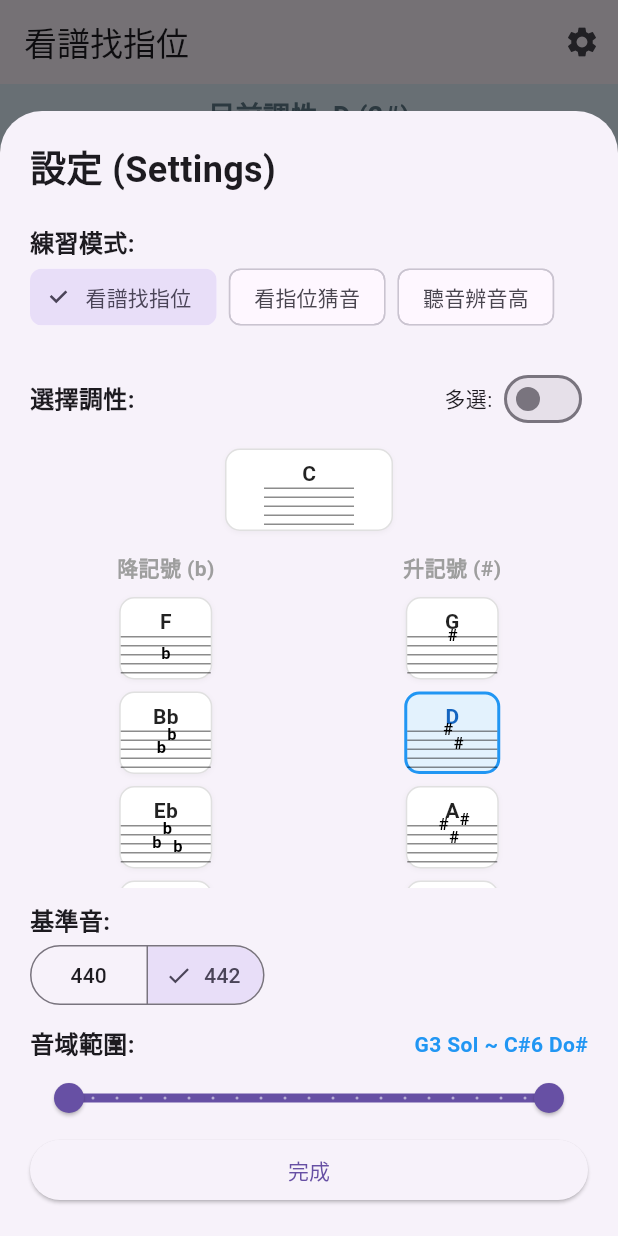
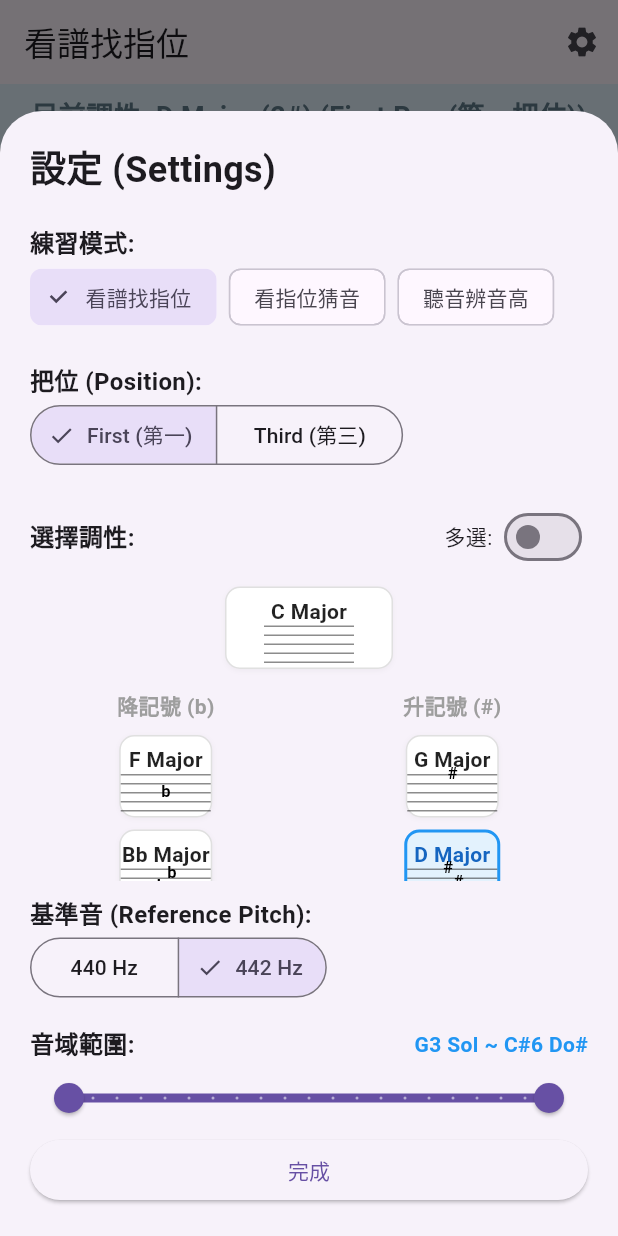
Before and after one commit to Wilson-TKU/violin_pitch_trainer, a Flutter app: the screen it shows after launch, after a tap on the "settings" icon, on a phone screen of 412 x 824 dp. Run offline on Flutter 3.47's test engine with Material 3 defaults, Android fonts, the phone set to English and light mode, and no system bars; our stand-ins replace audioplayers.

Commit message:
feat: add violin third position

```diff
--- a/lib/main.dart
+++ b/lib/main.dart
@@ -30,12 +30,13 @@ class _ViolinAppState extends State<ViolinApp> {
   bool _isAnswerVisible = false;
 
   // --- 設定變數 ---
+  // [修正] 預設為 442Hz (你可以隨時改為 440.0)
   double _referencePitch = 442.0;
-  // 預設單選 D 大調
   Set<MusicalKey> _selectedKeys = {MusicalKey.D_Major};
   bool _isMultiSelectMode = false;
 
   MusicalKey _currentQuestionKey = MusicalKey.D_Major;
+  ViolinPosition _currentPosition = ViolinPosition.first;
 
   PracticeMode _practiceMode = PracticeMode.staffToFinger;
   RangeValues _rangePercent = const RangeValues(0.0, 1.0);
@@ -55,10 +56,9 @@ class _ViolinAppState extends State<ViolinApp> {
     List<MusicalKey> availableKeys = _selectedKeys.toList();
     _currentQuestionKey = availableKeys[_rng.nextInt(availableKeys.length)];
 
-    // 2. 根據該調性過濾題目 (使用 scale_data.dart 中的資料)
+    // 2. 根據該調性過濾題目
     Set<String> validBaseNames = keyNotesMap[_currentQuestionKey] ?? {};
     List<ViolinNote> validNotes = allNotes.where((note) {
-      // 處理特殊等音情況
       if (_currentQuestionKey == MusicalKey.F_Sharp_Major &&
           note.baseName == 'F')
         return true;
@@ -89,8 +89,10 @@ class _ViolinAppState extends State<ViolinApp> {
       _isAnswerVisible = false;
     });
 
-    // 4. 播放聲音 (使用 audio_gen.dart)
+    // 4. [修正] 播放聲音時，應用基準音計算 (440 vs 442)
+    // 公式: 目標頻率 = 標準頻率 * (設定基準 / 440)
     double adjustedFrequency = note.frequency * (_referencePitch / 440.0);
+
     final Uint8List wavBytes = ToneGenerator.generateSineWave(
       frequency: adjustedFrequency,
       durationMs: 1500,
@@ -134,7 +136,6 @@ class _ViolinAppState extends State<ViolinApp> {
       builder: (context) {
         return StatefulBuilder(
           builder: (BuildContext context, StateSetter setModalState) {
-            // 計算範圍顯示文字
             int total = allNotes.length;
             int sIdx = (_rangePercent.start * (total - 1)).round();
             int eIdx = (_rangePercent.end * (total - 1)).round();
@@ -181,7 +182,31 @@ class _ViolinAppState extends State<ViolinApp> {
                   ),
                   const SizedBox(height: 20),
 
-                  // 2. 調性選擇
+                  // 2. 把位選擇
+                  const Text(
+                    "把位 (Position):",
+                    style: TextStyle(fontSize: 16, fontWeight: FontWeight.bold),
+                  ),
+                  SegmentedButton<ViolinPosition>(
+                    segments: const [
+                      ButtonSegment(
+                        value: ViolinPosition.first,
+                        label: Text("First (第一)"),
+                      ),
+                      ButtonSegment(
+                        value: ViolinPosition.third,
+                        label: Text("Third (第三)"),
+                      ),
+                    ],
+                    selected: {_currentPosition},
+                    onSelectionChanged: (newVal) {
+                      setModalState(() => _currentPosition = newVal.first);
+                      setState(() => _currentPosition = newVal.first);
+                    },
+                  ),
+                  const SizedBox(height: 20),
+
+                  // 3. 調性選擇
                   Row(
                     mainAxisAlignment: MainAxisAlignment.spaceBetween,
                     children: [
@@ -228,7 +253,6 @@ class _ViolinAppState extends State<ViolinApp> {
 
                   const SizedBox(height: 5),
 
-                  // 調性按鈕佈局 (C置中，左降右升)
                   Expanded(
                     child: SingleChildScrollView(
                       child: Column(
@@ -340,23 +364,24 @@ class _ViolinAppState extends State<ViolinApp> {
 
                   const SizedBox(height: 10),
 
-                  // 3. 基準音與範圍
+                  // 4. [修正] 基準音選擇 (加回來了!)
                   const Text(
-                    "基準音:",
+                    "基準音 (Reference Pitch):",
                     style: TextStyle(fontSize: 16, fontWeight: FontWeight.bold),
                   ),
                   SegmentedButton<double>(
                     segments: const [
-                      ButtonSegment(value: 440.0, label: Text("440")),
-                      ButtonSegment(value: 442.0, label: Text("442")),
+                      ButtonSegment(value: 440.0, label: Text("440 Hz")),
+                      ButtonSegment(value: 442.0, label: Text("442 Hz")),
                     ],
                     selected: {_referencePitch},
                     onSelectionChanged: (newVal) {
                       setModalState(() => _referencePitch = newVal.first);
+                      // 注意：這裡只更新變數，不會馬上重播，下一題生效
                       setState(() {});
                     },
                   ),
-                  const SizedBox(height: 10),
+                  const SizedBox(height: 15),
 
                   Row(
                     mainAxisAlignment: MainAxisAlignment.spaceBetween,
@@ -403,7 +428,6 @@ class _ViolinAppState extends State<ViolinApp> {
     );
   }
 
-  // 建立調性選擇按鈕 Widget
   Widget _buildKeyButton(MusicalKey key, StateSetter setModalState) {
     bool isSelected = _selectedKeys.contains(key);
 
@@ -453,7 +477,6 @@ class _ViolinAppState extends State<ViolinApp> {
               ),
             ),
             const SizedBox(height: 2),
-            // 使用 widgets/painters.dart 中的 KeySignaturePainter
             CustomPaint(
               size: const Size(60, 20),
               painter: KeySignaturePainter(accidentals: key.accidentals),
@@ -506,14 +529,13 @@ class _ViolinAppState extends State<ViolinApp> {
       ),
       body: Column(
         children: [
-          // 頂部資訊列
           Container(
             width: double.infinity,
             color: Colors.blue[50],
             padding: const EdgeInsets.symmetric(vertical: 8),
             alignment: Alignment.center,
             child: Text(
-              "目前調性: $labelText",
+              "目前調性: $labelText (${_currentPosition.label})",
               style: const TextStyle(
                 fontSize: 18,
                 fontWeight: FontWeight.bold,
@@ -522,7 +544,6 @@ class _ViolinAppState extends State<ViolinApp> {
             ),
           ),
 
-          // 1. 五線譜區域
           Expanded(
             flex: 35,
             child: Container(
@@ -533,7 +554,6 @@ class _ViolinAppState extends State<ViolinApp> {
                 children: [
                   CustomPaint(
                     size: Size.infinite,
-                    // 使用 widgets/painters.dart 中的 StaffPainter
                     painter: StaffPainter(
                       noteIndex: showStaff ? _currentNote?.staffIndex : null,
                       keySignature: _currentQuestionKey,
@@ -552,12 +572,10 @@ class _ViolinAppState extends State<ViolinApp> {
 
           const Divider(height: 1, thickness: 1),
 
-          // 2. 下半部區域
           Expanded(
             flex: 65,
             child: Row(
               children: [
-                // 指板
                 Expanded(
                   flex: 6,
                   child: Container(
@@ -571,12 +589,12 @@ class _ViolinAppState extends State<ViolinApp> {
                       children: [
                         CustomPaint(
                           size: Size.infinite,
-                          // 使用 widgets/painters.dart 中的 ViolinFingerboardPainter
                           painter: ViolinFingerboardPainter(
                             targetNote: showFingerboardAnswer
                                 ? _currentNote
                                 : null,
                             currentKey: _currentQuestionKey,
+                            currentPosition: _currentPosition,
                           ),
                         ),
                         if (_practiceMode == PracticeMode.staffToFinger &&
@@ -600,7 +618,6 @@ class _ViolinAppState extends State<ViolinApp> {
                   ),
                 ),
 
-                // 操作按鈕與資訊
                 Expanded(
                   flex: 4,
                   child: Container(
--- a/lib/models/note.dart
+++ b/lib/models/note.dart
@@ -2,22 +2,33 @@ enum ViolinString { G, D, A, E }
 
 enum PracticeMode { staffToFinger, fingerToStaff, earTraining }
 
+// [NEW] 新增把位定義
+enum ViolinPosition {
+  first("First Pos (第一把位)"),
+  third("Third Pos (第三把位)");
+
+  final String label;
+  const ViolinPosition(this.label);
+}
+
+// ... (MusicalKey 和 ViolinNote 保持不變，可以直接保留你原本的內容)
+// 為確保完整性，若你需要可再次貼上，否則保留原檔即可。
 enum MusicalKey {
-  C_Major("C", 0),
-  G_Major("G", 1),
-  D_Major("D", 2),
-  A_Major("A", 3),
-  E_Major("E", 4),
-  B_Major("B", 5),
-  F_Sharp_Major("F#", 6),
-  C_Sharp_Major("C#", 7),
-  F_Major("F", -1),
-  Bb_Major("Bb", -2),
-  Eb_Major("Eb", -3),
-  Ab_Major("Ab", -4),
-  Db_Major("Db", -5),
-  Gb_Major("Gb", -6),
-  Cb_Major("Cb", -7);
+  C_Major("C Major", 0),
+  G_Major("G Major", 1),
+  D_Major("D Major", 2),
+  A_Major("A Major", 3),
+  E_Major("E Major", 4),
+  B_Major("B Major", 5),
+  F_Sharp_Major("F# Major", 6),
+  C_Sharp_Major("C# Major", 7),
+  F_Major("F Major", -1),
+  Bb_Major("Bb Major", -2),
+  Eb_Major("Eb Major", -3),
+  Ab_Major("Ab Major", -4),
+  Db_Major("Db Major", -5),
+  Gb_Major("Gb Major", -6),
+  Cb_Major("Cb Major", -7);
 
   final String label;
   final int accidentals;
--- /dev/null
+++ b/lib/utils/violin_logic.dart
@@ -0,0 +1,99 @@
+import 'dart:math';
+import '../models/note.dart';
+import '../models/scale_data.dart'; // 確保能讀取到 allNotes
+
+class ViolinLogic {
+  static const double openStringLength = 325.0; // 有效弦長 (mm)
+  static const List<double> openFreqs = [
+    196.00,
+    293.66,
+    440.00,
+    659.25,
+  ]; // G, D, A, E
+
+  /// 計算物理距離 (mm)
+  static double calculatePositionMm(int semitonesFromOpen) {
+    if (semitonesFromOpen <= 0) return -12.0;
+    return openStringLength * (1 - 1 / pow(2, semitonesFromOpen / 12.0));
+  }
+
+  /// [NEW] 根據把位，決定要繪製的半音範圍
+  /// 第一把位：畫 0~8 (空弦到小指)
+  /// 第三把位：畫 4~13 (從第一把位的3指位置開始畫)
+  static ({int start, int end}) getScanRange(ViolinPosition pos) {
+    switch (pos) {
+      case ViolinPosition.first:
+        return (start: 0, end: 8);
+      case ViolinPosition.third:
+        return (start: 4, end: 13);
+    }
+  }
+
+  /// [NEW] 根據把位，計算指法數字 (1, 2, 3, 4)
+  static int calcFingerNum(int semitones, ViolinPosition pos) {
+    if (semitones == 0) return 0; // 空弦
+
+    if (pos == ViolinPosition.first) {
+      // --- 第一把位邏輯 ---
+      if (semitones <= 2) return 1; // 1-2半音 -> 1指
+      if (semitones <= 4) return 2; // 3-4半音 -> 2指
+      if (semitones <= 6) return 3; // 5-6半音 -> 3指
+      return 4; // 7-8半音 -> 4指
+    } else {
+      // --- 第三把位邏輯 ---
+      // 基準點上移：原本第5半音的位置變成1指
+      // 公式：相對位置 = 絕對半音 - 4
+      int relative = semitones - 4;
+
+      if (relative <= 0) return 1; // 延伸指
+      if (relative <= 2) return 1;
+      if (relative <= 4) return 2;
+      if (relative <= 6) return 3;
+      return 4;
+    }
+  }
+
+  /// 分析頻率對應的音
+  static ({ViolinNote? note, bool isInKey, int semitones}) analyzeFrequency(
+    double freq,
+    int stringIdx,
+    MusicalKey currentKey,
+  ) {
+    double openFreq = openFreqs[stringIdx];
+    if (freq < openFreq * 0.98)
+      return (note: null, isInKey: false, semitones: -1);
+
+    double ratio = freq / openFreq;
+    double semitonesFloat = (log(ratio) / log(2) * 12);
+    int semitones = semitonesFloat.round();
+
+    ViolinNote? foundNote;
+    for (var n in allNotes) {
+      if ((n.frequency - freq).abs() < 1.0) {
+        foundNote = n;
+        break;
+      }
+    }
+
+    if (foundNote == null)
+      return (note: null, isInKey: false, semitones: semitones);
+
+    bool isInKey = false;
+    Set<String> validBaseNames = keyNotesMap[currentKey] ?? {};
+
+    if (validBaseNames.contains(foundNote.baseName)) {
+      isInKey = true;
+    } else {
+      if (currentKey == MusicalKey.F_Sharp_Major && foundNote.baseName == 'F')
+        isInKey = true;
+      if (currentKey == MusicalKey.C_Sharp_Major &&
+          (foundNote.baseName == 'F' || foundNote.baseName == 'C'))
+        isInKey = true;
+      if (currentKey == MusicalKey.Cb_Major &&
+          (foundNote.baseName == 'B' || foundNote.baseName == 'E'))
+        isInKey = true;
+    }
+
+    return (note: foundNote, isInKey: isInKey, semitones: semitones);
+  }
+}
--- a/lib/widgets/painters.dart
+++ b/lib/widgets/painters.dart
@@ -1,7 +1,7 @@
-import 'dart:math';
+import 'dart:math'; // [修正] 補上這行，才能使用 pow
 import 'package:flutter/material.dart';
 import '../models/note.dart';
-import '../models/scale_data.dart'; // 需要引用 allNotes
+import '../utils/violin_logic.dart';
 
 // --- 迷你調號繪圖器 ---
 class KeySignaturePainter extends CustomPainter {
@@ -90,6 +90,7 @@ class StaffPainter extends CustomPainter {
 
     List<int> sharpIndices = [8, 5, 9, 6, 3, 7, 4];
     List<int> flatIndices = [4, 7, 3, 6, 2, 5, 1];
+
     List<int> indicesToDraw = isSharp ? sharpIndices : flatIndices;
     String symbol = isSharp ? "#" : "b";
 
@@ -153,69 +154,15 @@ class StaffPainter extends CustomPainter {
 class ViolinFingerboardPainter extends CustomPainter {
   final ViolinNote? targetNote;
   final MusicalKey currentKey;
+  final ViolinPosition currentPosition;
 
-  ViolinFingerboardPainter({this.targetNote, required this.currentKey});
+  ViolinFingerboardPainter({
+    this.targetNote,
+    required this.currentKey,
+    this.currentPosition = ViolinPosition.first,
+  });
 
-  final double openStringLength = 325.0;
-  final List<double> openFreqs = [196.00, 293.66, 440.00, 659.25];
   final List<String> stringNames = ["G", "D", "A", "E"];
-
-  // 之後這部分邏輯會被移到 utils/violin_logic.dart
-  double _calculatePosition(int semitonesFromOpen) {
-    if (semitonesFromOpen <= 0) return -12;
-    return openStringLength * (1 - 1 / pow(2, semitonesFromOpen / 12.0));
-  }
-
-  // 之後這部分邏輯會被移到 utils/violin_logic.dart
-  ({ViolinNote? note, bool isInKey, int semitones}) _analyzeFrequency(
-    double freq,
-    int stringIdx,
-  ) {
-    double openFreq = openFreqs[stringIdx];
-    if (freq < openFreq * 0.98)
-      return (note: null, isInKey: false, semitones: -1);
-
-    double ratio = freq / openFreq;
-    double semitonesFloat = (log(ratio) / log(2) * 12);
-    int semitones = semitonesFloat.round();
-    if (semitones > 8) return (note: null, isInKey: false, semitones: -1);
-
-    ViolinNote? foundNote;
-    for (var n in allNotes) {
-      if ((n.frequency - freq).abs() < 1.0) {
-        foundNote = n;
-        break;
-      }
-    }
-
-    if (foundNote == null)
-      return (note: null, isInKey: false, semitones: semitones);
-
-    bool isInKey = false;
-    Set<String> validBaseNames = keyNotesMap[currentKey] ?? {};
-    if (validBaseNames.contains(foundNote.baseName)) {
-      isInKey = true;
-    } else {
-      if (currentKey == MusicalKey.F_Sharp_Major && foundNote.baseName == 'F')
-        isInKey = true;
-      if (currentKey == MusicalKey.C_Sharp_Major &&
-          (foundNote.baseName == 'F' || foundNote.baseName == 'C'))
-        isInKey = true;
-      if (currentKey == MusicalKey.Cb_Major &&
-          (foundNote.baseName == 'B' || foundNote.baseName == 'E'))
-        isInKey = true;
-    }
-
-    return (note: foundNote, isInKey: isInKey, semitones: semitones);
-  }
-
-  int _calcFingerNum(int semitones) {
-    if (semitones == 0) return 0;
-    if (semitones <= 2) return 1;
-    if (semitones <= 4) return 2;
-    if (semitones <= 6) return 3;
-    return 4;
-  }
 
   @override
   void paint(Canvas canvas, Size size) {
@@ -236,6 +183,7 @@ class ViolinFingerboardPainter extends CustomPainter {
       ..color = Colors.white
       ..strokeWidth = 3.0;
 
+    // 背景指板
     Path boardPath = Path();
     double topWidth = size.width * 0.65;
     double bottomWidth = size.width * 0.85;
@@ -257,27 +205,40 @@ class ViolinFingerboardPainter extends CustomPainter {
 
     double stringSpacing = topWidth / 4;
     double firstStringX = startX + (topWidth - stringSpacing * 3) / 2;
-    double pixelPerMm = (size.height - nutY) / 130.0;
+
+    // 調整比例：顯示 150mm 長度
+    double pixelPerMm = (size.height - nutY) / 150.0;
+
+    // 從 Logic 取得要掃描的半音範圍
+    var range = ViolinLogic.getScanRange(currentPosition);
 
     for (int stringIdx = 0; stringIdx < 4; stringIdx++) {
       double x = firstStringX + stringIdx * stringSpacing;
 
       bool isTargetString = false;
       int targetSemitones = -1;
+
+      // 判斷目標音
       if (targetNote != null) {
-        var result = _analyzeFrequency(targetNote!.frequency, stringIdx);
+        var result = ViolinLogic.analyzeFrequency(
+          targetNote!.frequency,
+          stringIdx,
+          currentKey,
+        );
         if (result.note == targetNote) {
           isTargetString = true;
           targetSemitones = result.semitones;
         }
       }
 
+      // 畫弦
       canvas.drawLine(
         Offset(x, nutY),
         Offset(x, size.height),
         isTargetString ? highlightStringPaint : stringPaint,
       );
 
+      // 畫弦名
       TextPainter(
           text: TextSpan(
             text: stringNames[stringIdx],
@@ -288,13 +249,20 @@ class ViolinFingerboardPainter extends CustomPainter {
         ..layout()
         ..paint(canvas, Offset(x - 5, 0));
 
-      for (int s = 0; s <= 8; s++) {
-        double posFreq = openFreqs[stringIdx] * pow(2, s / 12.0);
-        var result = _analyzeFrequency(posFreq, stringIdx);
+      // 根據把位範圍進行掃描
+      for (int s = range.start; s <= range.end; s++) {
+        // 這裡需要 pow 來計算背景圖的頻率，所以需要 dart:math
+        double posFreq = ViolinLogic.openFreqs[stringIdx] * pow(2, s / 12.0);
+        var result = ViolinLogic.analyzeFrequency(
+          posFreq,
+          stringIdx,
+          currentKey,
+        );
 
-        double mm = _calculatePosition(s);
+        double mm = ViolinLogic.calculatePositionMm(s);
         double y = nutY + (mm * pixelPerMm);
 
+        // 畫背景圖鑑
         if (result.isInKey) {
           if (s == 0) {
             canvas.drawCircle(
@@ -310,7 +278,10 @@ class ViolinFingerboardPainter extends CustomPainter {
           }
         }
 
+        // 畫目標高亮
         if (isTargetString && s == targetSemitones) {
+          int fingerNum = ViolinLogic.calcFingerNum(s, currentPosition);
+
           if (s == 0) {
             canvas.drawCircle(
               Offset(x, y),
@@ -322,7 +293,6 @@ class ViolinFingerboardPainter extends CustomPainter {
             );
           } else {
             canvas.drawCircle(Offset(x, y), 9, targetPaint);
-            int fingerNum = _calcFingerNum(s);
             TextPainter(
                 text: TextSpan(
                   text: "$fingerNum",
```
